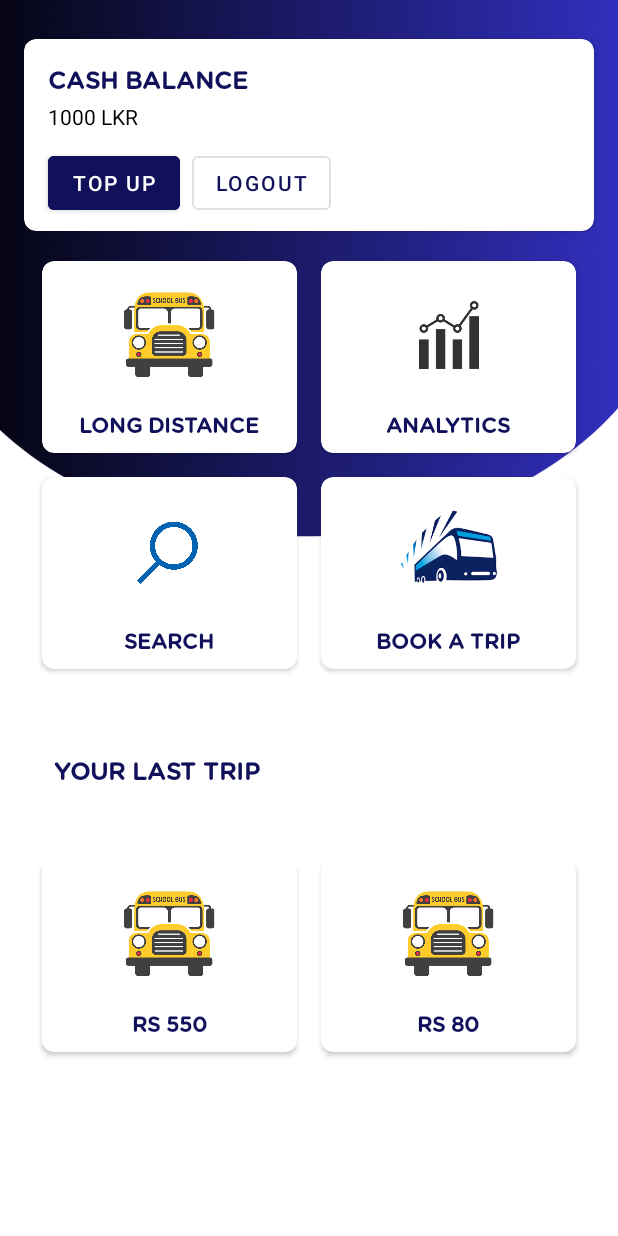
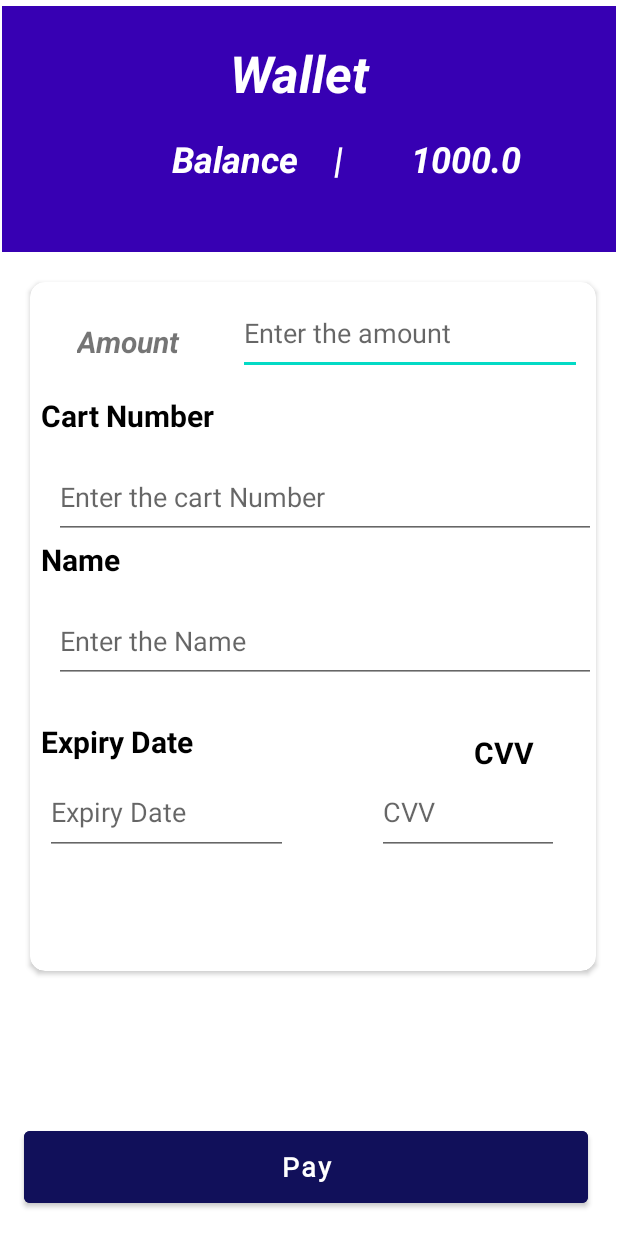
Before and after one commit to it21297854/SafeStop, an Android app: the MainActivity screen opened directly, with no data from a screen before it, after a tap on "TOP UP", on a phone screen of 412 x 824 dp. Run offline under Robolectric (Android 15) with nearby library versions, the phone set to English and light mode, and no system bars; our stand-ins replace Firebase (no records; nobody signed in at launch, a user with empty details on screens opened directly).

Commit message:
payment create complete

```diff
--- a/app/build.gradle.kts
+++ b/app/build.gradle.kts
@@ -50,6 +50,8 @@ dependencies {
 //    implementation("com.google.android.material:material:1.2.1")
     implementation(platform("com.google.firebase:firebase-bom:32.3.1"))
     implementation("com.google.firebase:firebase-database-ktx:20.2.2")
+    implementation("androidx.cardview:cardview:1.0.0")
+    implementation("androidx.recyclerview:recyclerview:1.3.1")
     testImplementation("junit:junit:4.13.2")
     androidTestImplementation("androidx.test.ext:junit:1.1.5")
     androidTestImplementation("androidx.test.espresso:espresso-core:3.5.1")
--- a/app/src/main/AndroidManifest.xml
+++ b/app/src/main/AndroidManifest.xml
@@ -12,6 +12,9 @@
         android:supportsRtl="true"
         android:theme="@style/Theme.safestop"
         tools:targetApi="31">
+        <activity
+            android:name=".activity.TopUp"
+            android:exported="false" />
         <activity
             android:name=".activity.GetBookDetailsActivity"
             android:exported="false" />
--- a/app/src/main/java/com/example/safestop/activity/MainActivity.kt
+++ b/app/src/main/java/com/example/safestop/activity/MainActivity.kt
@@ -31,6 +31,8 @@ class MainActivity : AppCompatActivity() {
         // handle each of the buttons with the OnClickListener
         todoB.setOnClickListener {
             Toast.makeText(this, "TODO LIST", Toast.LENGTH_SHORT).show()
+            val intent = Intent(this, TopUp::class.java)
+            startActivity(intent)
         }
 
         logoutButton.setOnClickListener {
--- a/app/src/main/java/com/example/safestop/activity/SignUpActivity.kt
+++ b/app/src/main/java/com/example/safestop/activity/SignUpActivity.kt
@@ -4,12 +4,15 @@ import android.content.Intent
 import androidx.appcompat.app.AppCompatActivity
 import android.os.Bundle
 import android.widget.Toast
+import com.example.safestop.database.FirebaseHelper
 import com.example.safestop.databinding.ActivitySignUpBinding
+import com.example.safestop.model.User
 import com.google.firebase.auth.FirebaseAuth
 
 class SignUpActivity : AppCompatActivity() {
     private lateinit var  binding: ActivitySignUpBinding
     private lateinit var firebaseAuth: FirebaseAuth
+    var firebaseHelper = FirebaseHelper()
 
     override fun onCreate(savedInstanceState: Bundle?) {
         super.onCreate(savedInstanceState)
@@ -33,9 +36,23 @@ class SignUpActivity : AppCompatActivity() {
 
             if (email.isNotEmpty() && pass.isNotEmpty() && confirmPass.isNotEmpty()){
                 if(pass == confirmPass){
+
+                    //create the user with balance
+                    firebaseHelper.createUser(User(email,0.0), {
+                        // Task creation was successful
+//                        Toast.makeText(this, "Task created successfully", Toast.LENGTH_SHORT).show()
+                        println("succes:${User(email,0.0)}")
+                    }, { exception ->
+                        // Task creation failed, handle the error
+//                        Toast.makeText(this, "Task creation failed: ${exception.message}", Toast.LENGTH_SHORT).show()
+                        println("fail:${User(email,0.0)}")
+                    })
+
                     //Creating username password into firebase by passing the value that we are entring
                     firebaseAuth.createUserWithEmailAndPassword(email,pass).addOnCompleteListener{
                         if(it.isSuccessful){
+//                            var newUser = User(email,0.0)
+//                            firebaseHelper.createUser(newUser)
                             val intent = Intent(this, SignInActivity::class.java)
                             startActivity(intent)
                         }
--- /dev/null
+++ b/app/src/main/java/com/example/safestop/activity/TopUp.kt
@@ -0,0 +1,53 @@
+package com.example.safestop.activity
+
+import androidx.appcompat.app.AppCompatActivity
+import android.os.Bundle
+import android.util.Log
+import android.widget.Button
+import android.widget.EditText
+import android.widget.Toast
+import com.example.safestop.R
+import com.example.safestop.database.FirebaseHelper
+import com.example.safestop.model.Payment
+
+class TopUp : AppCompatActivity() {
+    val firebaseHelper = FirebaseHelper()
+    override fun onCreate(savedInstanceState: Bundle?) {
+        super.onCreate(savedInstanceState)
+        setContentView(R.layout.activity_top_up)
+
+        var txt_amount:EditText = findViewById(R.id.txt_amount)
+        var txt_name:EditText = findViewById(R.id.txt_name)
+        var txt_cartNo:EditText = findViewById(R.id.txt_cartNo)
+        var txt_exp:EditText = findViewById(R.id.txt_exp)
+        var txt_cvv:EditText = findViewById(R.id.txt_cvv)
+        var btn_pay:Button = findViewById(R.id.pay)
+
+        btn_pay.setOnClickListener {
+            var newPayment = Payment(
+                "first",
+                cardNo = txt_cartNo.text.toString(),
+                name = txt_name.text.toString(),
+                expDate = txt_exp.text.toString(),
+                cvv = txt_cvv.text.toString().toInt(),
+                balance = txt_amount.text.toString().toDouble()
+            )
+            Log.e("1234", "${newPayment}")
+
+            firebaseHelper.createPayment(newPayment, {
+                // Task creation was successful
+                Toast.makeText(this, "Task created successfully", Toast.LENGTH_SHORT).show()
+
+                // Optionally, clear the input fields
+                txt_amount.text.clear()
+                txt_cartNo.text.clear()
+                txt_name.text.clear()
+                txt_cvv.text.clear()
+                txt_exp.text.clear()
+            }, { exception ->
+                // Task creation failed, handle the error
+                Toast.makeText(this, "Task creation failed: ${exception.message}", Toast.LENGTH_SHORT).show()
+            })
+        }
+    }
+}
--- /dev/null
+++ b/app/src/main/java/com/example/safestop/database/FirebaseHelper.kt
@@ -0,0 +1,64 @@
+package com.example.safestop.database
+
+import com.example.safestop.model.Payment
+import com.example.safestop.model.User
+import com.google.firebase.database.DatabaseReference
+import com.google.firebase.database.FirebaseDatabase
+import com.google.firebase.database.ValueEventListener
+
+class FirebaseHelper {
+    var databaseReference: DatabaseReference = FirebaseDatabase.getInstance().reference
+
+    fun createUser(user: User, onSuccess: () -> Unit, onFailure: (Exception) -> Unit) {
+
+        val taskRef = databaseReference.child("User").child(user.userID!!)
+        taskRef.setValue(user)
+            .addOnSuccessListener {
+                onSuccess()
+            }
+            .addOnFailureListener { exception ->
+                onFailure(exception)
+            }
+    }
+
+//    fun updateTask(task: mainModel, onSuccess: () -> Unit, onFailure: (Exception) -> Unit) {
+//        databaseReference.child(task.id!!).setValue(task)
+//            .addOnSuccessListener {
+//                onSuccess()
+//            }
+//            .addOnFailureListener { exception ->
+//                onFailure(exception)
+//            }
+//    }
+//
+//
+//    fun deleteTask(id: String, onSuccess: () -> Unit, onFailure: (Exception) -> Unit) {
+//        databaseReference.child(id).removeValue()
+//            .addOnSuccessListener {
+//                onSuccess()
+//            }
+//            .addOnFailureListener { exception ->
+//                onFailure(exception)
+//            }
+//    }
+//
+//    fun getTasks(listener: ValueEventListener) {
+//        databaseReference.addValueEventListener(listener)
+//    }
+
+
+    fun createPayment(payment: Payment, onSuccess: () -> Unit, onFailure: (Exception) -> Unit) {
+
+
+
+        val taskRef = databaseReference.child("payment").child(payment.payID!!)
+//        task.id = taskRef.key // Assign the generated key as the task ID
+        taskRef.setValue(payment)
+            .addOnSuccessListener {
+                onSuccess()
+            }
+            .addOnFailureListener { exception ->
+                onFailure(exception)
+            }
+    }
+}
--- /dev/null
+++ b/app/src/main/java/com/example/safestop/model/Payment.kt
@@ -0,0 +1,11 @@
+package com.example.safestop.model
+
+data class Payment(
+    var payID:String? = null,
+//    var type:String? = null,
+    var cardNo:String? = null,
+    var name:String? = null,
+    var expDate:String? = null,
+    var cvv:Int? = null,
+    var balance:Double? = null
+)
--- /dev/null
+++ b/app/src/main/java/com/example/safestop/model/User.kt
@@ -0,0 +1,6 @@
+package com.example.safestop.model
+
+data class User(
+    var userID:String? = null,
+    var balance:Double? = null
+)
--- /dev/null
+++ b/app/src/main/res/layout/activity_top_up.xml
@@ -0,0 +1,237 @@
+<?xml version="1.0" encoding="utf-8"?>
+<androidx.constraintlayout.widget.ConstraintLayout xmlns:android="http://schemas.android.com/apk/res/android"
+    xmlns:app="http://schemas.android.com/apk/res-auto"
+    xmlns:tools="http://schemas.android.com/tools"
+    android:layout_width="match_parent"
+    android:layout_height="match_parent">
+
+    <RelativeLayout
+        android:id="@+id/relativeLayout2"
+        android:layout_width="409dp"
+        android:layout_height="164dp"
+        android:layout_marginStart="1dp"
+        android:layout_marginTop="4dp"
+        android:background="@color/purple_700"
+        android:orientation="vertical"
+        app:layout_constraintStart_toStartOf="parent"
+        app:layout_constraintTop_toTopOf="parent">
+
+        <TextView
+            android:id="@+id/textView8"
+            android:layout_width="134dp"
+            android:layout_height="64dp"
+            android:layout_alignParentStart="true"
+            android:layout_alignParentBottom="true"
+            android:layout_marginStart="131dp"
+            android:layout_marginBottom="78dp"
+            android:text="Wallet"
+            android:textAlignment="center"
+            android:textColor="@color/white"
+            android:textSize="34sp"
+            android:textStyle="bold|italic" />
+
+        <LinearLayout
+            android:layout_width="370dp"
+            android:layout_height="126dp"
+            android:layout_alignParentStart="true"
+            android:layout_alignParentTop="true"
+            android:layout_marginStart="22dp"
+            android:layout_marginTop="85dp"
+            android:orientation="horizontal">
+
+            <TextView
+                android:id="@+id/textView10"
+                android:layout_width="wrap_content"
+                android:layout_height="50dp"
+                android:layout_weight="1"
+                android:text="Balance    |"
+                android:textAlignment="textEnd"
+                android:textColor="@color/white"
+                android:textSize="24sp"
+                android:textStyle="bold|italic" />
+
+            <TextView
+                android:id="@+id/textView11"
+                android:layout_width="wrap_content"
+                android:layout_height="50dp"
+                android:layout_weight="1"
+                android:text="1000.0"
+                android:textAlignment="center"
+                android:textColor="@color/white"
+                android:textSize="24sp"
+                android:textStyle="bold|italic"
+                app:layout_constraintEnd_toEndOf="parent"
+                app:layout_constraintStart_toStartOf="parent" />
+        </LinearLayout>
+
+    </RelativeLayout>
+
+    <androidx.cardview.widget.CardView
+        android:id="@+id/card_view"
+        android:layout_width="377dp"
+        android:layout_height="459dp"
+        android:layout_margin="20dp"
+        android:layout_marginStart="20dp"
+        android:layout_marginTop="39dp"
+        app:cardCornerRadius="10dp"
+        app:cardElevation="2dp"
+        app:layout_constraintStart_toStartOf="parent"
+        app:layout_constraintTop_toBottomOf="@+id/relativeLayout2">
+
+        <LinearLayout
+            android:layout_width="match_parent"
+            android:layout_height="match_parent"
+            android:orientation="vertical">
+
+            <RelativeLayout
+                android:layout_width="match_parent"
+                android:layout_height="75dp">
+
+                <EditText
+                    android:id="@+id/txt_amount"
+                    android:layout_width="229dp"
+                    android:layout_height="56dp"
+                    android:layout_alignParentTop="true"
+                    android:layout_alignParentEnd="true"
+                    android:layout_marginTop="6dp"
+                    android:layout_marginEnd="9dp"
+                    android:ems="10"
+                    android:hint="Enter the amount"
+                    android:inputType="number" />
+
+                <TextView
+                    android:id="@+id/textView13"
+                    android:layout_width="118dp"
+                    android:layout_height="wrap_content"
+                    android:layout_alignParentStart="true"
+                    android:layout_alignParentBottom="true"
+                    android:layout_marginStart="25dp"
+                    android:layout_marginBottom="22dp"
+                    android:paddingStart="6dp"
+                    android:paddingTop="10dp"
+                    android:text="Amount"
+                    android:textSize="20sp"
+                    android:textStyle="bold|italic" />
+            </RelativeLayout>
+
+            <TextView
+                android:id="@+id/textView14"
+                android:layout_width="match_parent"
+                android:layout_height="40dp"
+                android:paddingStart="7dp"
+                android:text="Cart Number"
+                android:textColor="@color/black"
+                android:textSize="20sp"
+                android:textStyle="bold" />
+
+            <EditText
+                android:id="@+id/txt_cartNo"
+                android:layout_width="match_parent"
+                android:layout_height="56dp"
+                android:layout_marginStart="16dp"
+                android:layout_marginLeft="16dp"
+                android:ems="10"
+                android:hint="Enter the cart Number"
+                android:inputType="text"
+                app:layout_constraintStart_toStartOf="parent" />
+
+            <TextView
+                android:id="@+id/textView15"
+                android:layout_width="match_parent"
+                android:layout_height="40dp"
+                android:paddingStart="7dp"
+                android:text="Name"
+                android:textColor="@color/black"
+                android:textSize="20sp"
+                android:textStyle="bold" />
+
+            <EditText
+                android:id="@+id/txt_name"
+                android:layout_width="match_parent"
+                android:layout_height="56dp"
+                android:layout_marginStart="16dp"
+                android:layout_marginLeft="16dp"
+                android:ems="10"
+                android:hint="Enter the Name"
+                android:inputType="text"
+                app:layout_constraintStart_toStartOf="parent" />
+
+            <RelativeLayout
+                android:layout_width="match_parent"
+                android:layout_height="match_parent">
+
+                <TextView
+                    android:id="@+id/textView16"
+                    android:layout_width="wrap_content"
+                    android:layout_height="40dp"
+                    android:layout_alignParentStart="true"
+                    android:layout_alignParentBottom="true"
+                    android:layout_marginStart="296dp"
+                    android:layout_marginBottom="119dp"
+                    android:text="CVV"
+                    android:textColor="@color/black"
+                    android:textSize="20sp"
+                    android:textStyle="bold" />
+
+                <EditText
+                    android:id="@+id/txt_cvv"
+                    android:layout_width="121dp"
+                    android:layout_height="57dp"
+                    android:layout_alignParentStart="true"
+                    android:layout_alignParentBottom="true"
+                    android:layout_marginStart="231dp"
+                    android:layout_marginBottom="77dp"
+                    android:ems="10"
+                    android:hint="CVV"
+                    android:inputType="text" />
+
+                <TextView
+                    android:id="@+id/textView17"
+                    android:layout_width="153dp"
+                    android:layout_height="37dp"
+                    android:layout_alignParentEnd="true"
+                    android:layout_alignParentBottom="true"
+                    android:layout_marginEnd="224dp"
+                    android:layout_marginBottom="129dp"
+                    android:paddingStart="7dp"
+                    android:text="Expiry Date"
+                    android:textColor="@color/black"
+                    android:textSize="20sp"
+                    android:textStyle="bold" />
+
+                <EditText
+                    android:id="@+id/txt_exp"
+                    android:layout_width="162dp"
+                    android:layout_height="57dp"
+                    android:layout_alignParentStart="true"
+                    android:layout_alignParentBottom="true"
+                    android:layout_marginStart="10dp"
+                    android:layout_marginBottom="77dp"
+                    android:ems="10"
+                    android:hint="Expiry Date"
+                    android:inputType="text" />
+            </RelativeLayout>
+
+        </LinearLayout>
+    </androidx.cardview.widget.CardView>
+
+    <Button
+        android:id="@+id/pay"
+        android:layout_width="376dp"
+        android:layout_height="60dp"
+        android:layout_gravity="center"
+        android:layout_margin="16dp"
+        android:layout_marginStart="16dp"
+        android:layout_marginBottom="16dp"
+        android:backgroundTint="@color/theme"
+        android:fontFamily="@font/calibri"
+        android:radius="8dp"
+        android:text="Pay"
+        android:textAllCaps="false"
+        android:textColor="#ffffff"
+        android:textSize="18sp"
+        android:textStyle="bold"
+        app:layout_constraintBottom_toBottomOf="parent"
+        app:layout_constraintStart_toStartOf="parent" />
+
+</androidx.constraintlayout.widget.ConstraintLayout>
```
